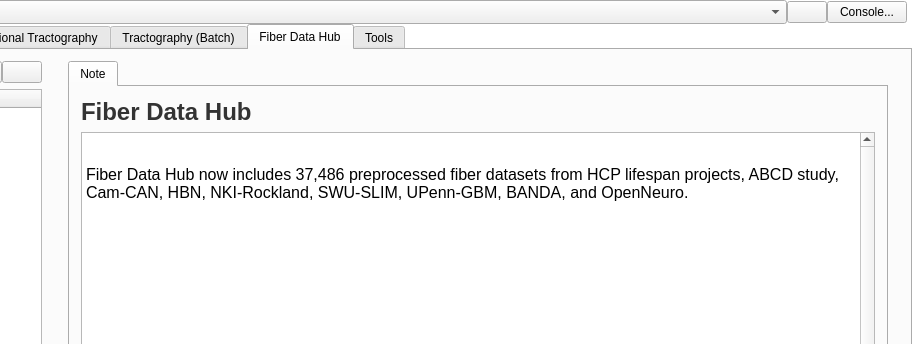
The window that mainwindow.ui (frankyeh/DSI-Studio) describes before a commit, drawn with Qt 5; both pictures show x 360 to 1272 and y 0 to 344 of the 1272 by 758 pixel window.
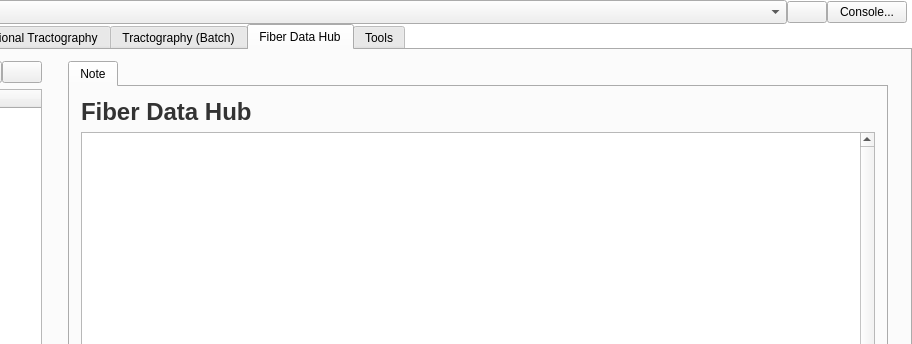
The same window after the commit. The open tabs and pages were chosen to show the change. Icons and pictures are not drawn.

```diff
--- a/mainwindow.ui
+++ b/mainwindow.ui
@@ -2860,13 +2860,7 @@
 &lt;html&gt;&lt;head&gt;&lt;meta name=&quot;qrichtext&quot; content=&quot;1&quot; /&gt;&lt;meta charset=&quot;utf-8&quot; /&gt;&lt;style type=&quot;text/css&quot;&gt;
 p, li { white-space: pre-wrap; }
 &lt;/style&gt;&lt;/head&gt;&lt;body style=&quot; font-family:'Segoe UI'; font-size:9pt; font-weight:400; font-style:normal;&quot;&gt;
-&lt;p style=&quot; margin-top:0px; margin-bottom:0px; margin-left:0px; margin-right:0px; -qt-block-indent:0; text-indent:0px;&quot;&gt;&lt;img src=&quot;:/icons/icons/tractogram.png&quot; /&gt;&lt;/p&gt;
-&lt;p style=&quot;-qt-paragraph-type:empty; margin-top:0px; margin-bottom:0px; margin-left:0px; margin-right:0px; -qt-block-indent:0; text-indent:0px;&quot;&gt;&lt;br /&gt;&lt;/p&gt;
-&lt;p style=&quot; margin-top:0px; margin-bottom:0px; margin-left:0px; margin-right:0px; -qt-block-indent:0; text-indent:0px;&quot;&gt;&lt;span style=&quot; font-family:'Aptos'; font-size:12pt; color:#000000;&quot;&gt;Fiber Data Hub now includes 37,486 preprocessed fiber datasets from HCP lifespan projects, ABCD study, Cam-CAN, HBN, NKI-Rockland, SWU-SLIM, UPenn-GBM, BANDA, and OpenNeuro.&lt;/span&gt;&lt;/p&gt;
-&lt;p style=&quot;-qt-paragraph-type:empty; margin-top:0px; margin-bottom:0px; margin-left:0px; margin-right:0px; -qt-block-indent:0; text-indent:0px; font-family:'Aptos'; font-size:12pt; color:#000000;&quot;&gt;&lt;br /&gt;&lt;/p&gt;
-&lt;p style=&quot;-qt-paragraph-type:empty; margin-top:0px; margin-bottom:0px; margin-left:0px; margin-right:0px; -qt-block-indent:0; text-indent:0px; font-family:'Aptos'; font-size:12pt; color:#000000;&quot;&gt;&lt;br /&gt;&lt;/p&gt;
-&lt;p style=&quot;-qt-paragraph-type:empty; margin-top:0px; margin-bottom:0px; margin-left:0px; margin-right:0px; -qt-block-indent:0; text-indent:0px; font-family:'Aptos'; font-size:12pt; color:#000000;&quot;&gt;&lt;br /&gt;&lt;/p&gt;
-&lt;p style=&quot;-qt-paragraph-type:empty; margin-top:0px; margin-bottom:0px; margin-left:0px; margin-right:0px; -qt-block-indent:0; text-indent:0px; font-family:'Aptos'; font-size:12pt; color:#000000;&quot;&gt;&lt;br /&gt;&lt;/p&gt;&lt;/body&gt;&lt;/html&gt;</string>
+&lt;p style=&quot;-qt-paragraph-type:empty; margin-top:0px; margin-bottom:0px; margin-left:0px; margin-right:0px; -qt-block-indent:0; text-indent:0px;&quot;&gt;&lt;br /&gt;&lt;/p&gt;&lt;/body&gt;&lt;/html&gt;</string>
                       </property>
                       <property name="openExternalLinks">
                        <bool>true</bool>
```
Left out of the diff: 10 changed lines with no effect on the pictures.
